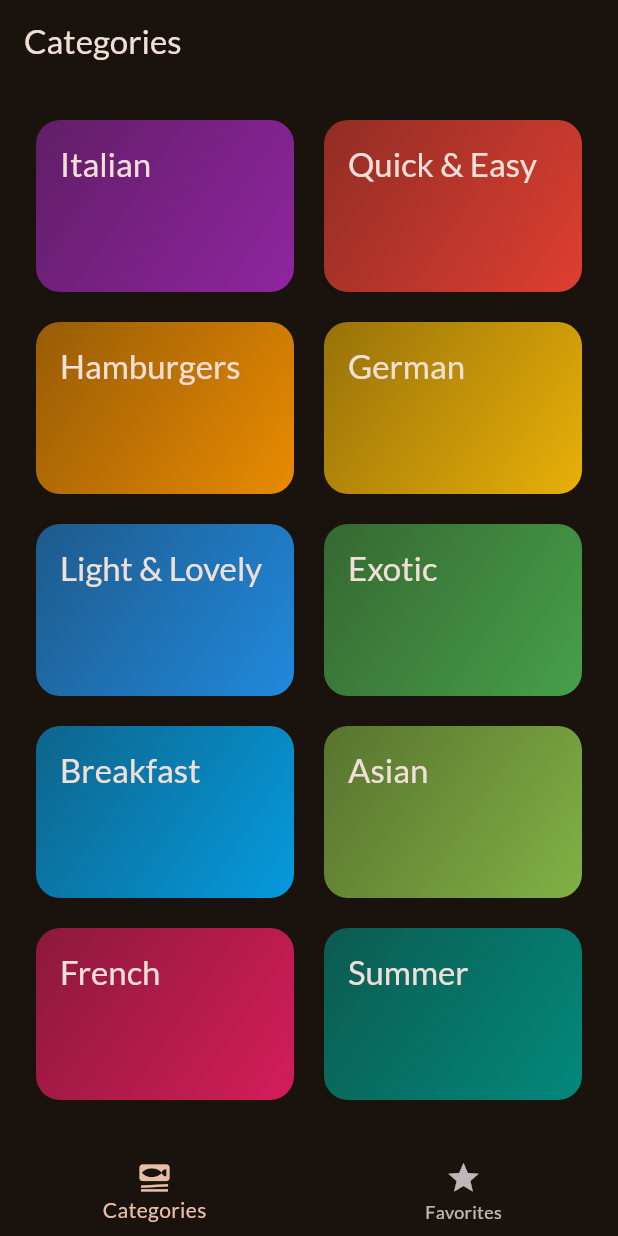
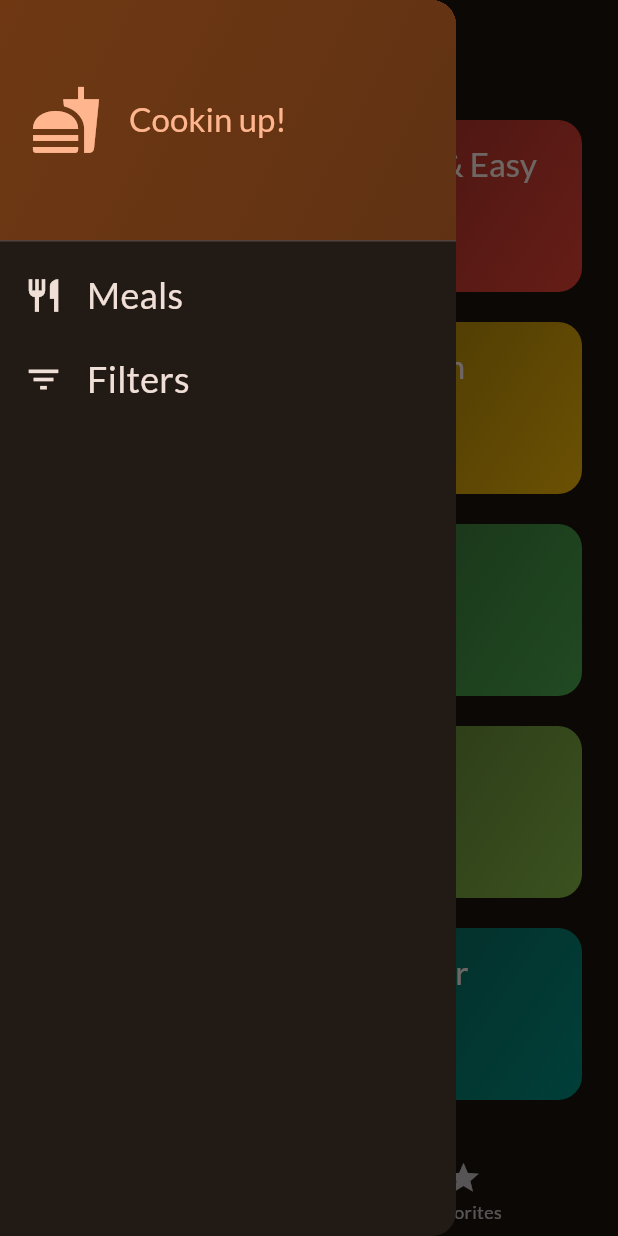
Before and after one commit to stratosfloor/meals-app, a Flutter app: the screen it shows after launch, with the side drawer open (before the commit the screen has no drawer), on a phone screen of 412 x 824 dp. Run offline on Flutter 3.47's test engine with Material 2 defaults, Android fonts, the phone set to English and light mode, and no system bars; our stand-ins replace google_fonts, transparent_image.

Commit message:
Added basic drawer

```diff
--- a/lib/screens/tabs.dart
+++ b/lib/screens/tabs.dart
@@ -1,6 +1,7 @@
 import 'package:flutter/material.dart';
 import 'package:meals_app/screens/categories.dart';
 import 'package:meals_app/screens/meals.dart';
+import 'package:meals_app/widgets/main_drawer.dart';
 
 import '../models/meal.dart';
 
@@ -64,6 +65,7 @@ class _TabsscreenState extends State<TabsSCreen> {
       appBar: AppBar(
         title: Text(activePageTitle),
       ),
+      drawer: const MainDrawer(),
       body: activePage,
       bottomNavigationBar: BottomNavigationBar(
         onTap: _selectPage,
--- /dev/null
+++ b/lib/widgets/main_drawer.dart
@@ -0,0 +1,64 @@
+import 'package:flutter/material.dart';
+
+class MainDrawer extends StatelessWidget {
+  const MainDrawer({super.key});
+
+  @override
+  Widget build(BuildContext context) {
+    return Drawer(
+      child: Column(
+        children: [
+          DrawerHeader(
+            padding: const EdgeInsets.all(20),
+            decoration: BoxDecoration(
+                gradient: LinearGradient(
+              colors: [
+                Theme.of(context).colorScheme.primaryContainer,
+                Theme.of(context).colorScheme.primaryContainer.withOpacity(0.8),
+              ],
+              begin: Alignment.topLeft,
+              end: Alignment.bottomRight,
+            )),
+            child: Row(
+              children: [
+                Icon(Icons.fastfood,
+                    size: 48, color: Theme.of(context).colorScheme.primary),
+                const SizedBox(width: 18),
+                Text(
+                  'Cookin up!',
+                  style: Theme.of(context).textTheme.titleLarge!.copyWith(
+                        color: Theme.of(context).colorScheme.primary,
+                      ),
+                )
+              ],
+            ),
+          ),
+          ListTile(
+            leading: Icon(Icons.restaurant,
+                size: 26, color: Theme.of(context).colorScheme.onBackground),
+            title: Text(
+              'Meals',
+              style: Theme.of(context).textTheme.titleMedium!.copyWith(
+                    color: Theme.of(context).colorScheme.onBackground,
+                    fontSize: 24,
+                  ),
+            ),
+            onTap: () {},
+          ),
+          ListTile(
+            leading: Icon(Icons.filter_list,
+                size: 26, color: Theme.of(context).colorScheme.onBackground),
+            title: Text(
+              'Filters',
+              style: Theme.of(context).textTheme.titleMedium!.copyWith(
+                    color: Theme.of(context).colorScheme.onBackground,
+                    fontSize: 24,
+                  ),
+            ),
+            onTap: () {},
+          ),
+        ],
+      ),
+    );
+  }
+}
```
